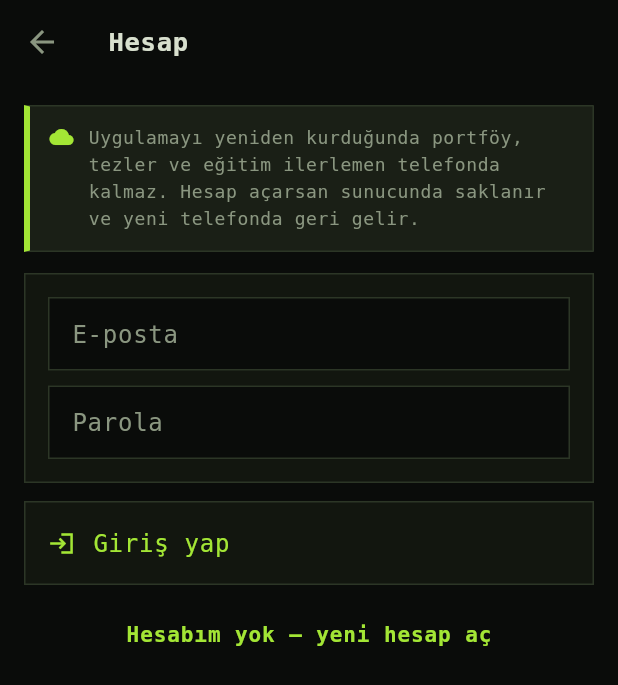
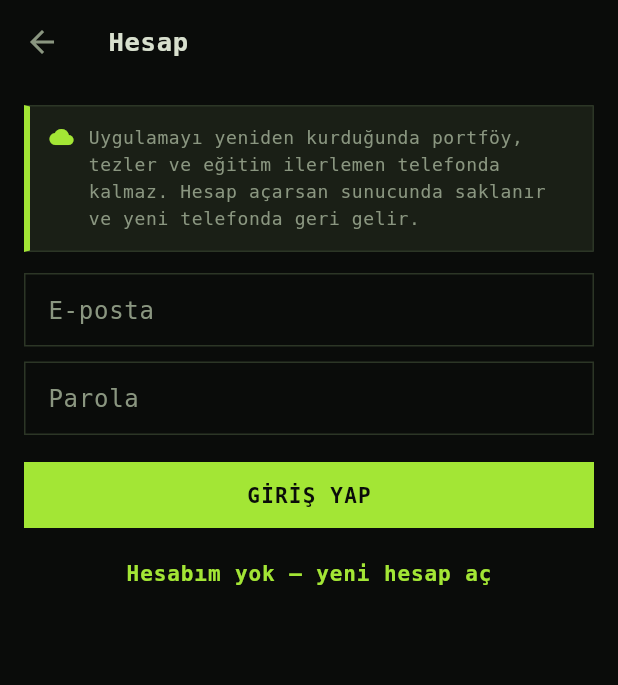
Before and after one commit to BurakGGGG/midas_analist, a Flutter app: the HesapEkran screen opened directly, on a phone screen of 412 x 824 dp. Shown: the top 685 px of the screen. Run offline on Flutter 3.47's test engine with Material 3 defaults, Android fonts, the phone set to English and light mode, and no system bars; our stand-ins replace fl_chart, shared_preferences; accounts and stored records are empty; network calls fail.

Commit message:
UI turu: sonradan eklenen üç ekran tasarım sistemine uyduruldu
Ekranlar koddan değil ÇİZDİRİLEREK gözden geçirildi — görsel koşuma
Sözlük, Hesap ve PIN eklendi. Üçü de yazılmıştı ama hiç bakılmamıştı ve
bakınca aynı sistemik hata çıktı.

KÖK SEBEP: temada tam bir düğme hiyerarşisi tanımlı (FilledButton dolu,
OutlinedButton çerçeveli, TextButton düz) ama üç ekranın hiçbiri
kullanmamış; eylemleri Kutu satırı olarak çizmişler. Sonuç: "Giriş yap"
sola dayalı bir liste satırı gibi görünüyordu ve ana eylem olduğu belli
olmuyordu.

HESAP
- Birincil eylem tam genişlikte dolu düğme oldu.
- Yedekleme ekranında hiyerarşi kuruldu: yedekle dolu, geri yükle
  çerçeveli, çıkış düz.
- Form alanları Kutu içindeydi; kutunun kenarlığı ile alanın kenarlığı
  iç içe iki çerçeve yapıyordu. Dış kutu kaldırıldı.

PIN
- Noktalar zeminden ayırt edilemiyordu. Ekranın TEK geri bildirimi onlar:
  16->20 px, kenarlık cizgi -> cizgiParlak.
- Tuş takımı dikey ortadaydı; başparmağın ulaşamayacağı yükseklikte,
  altta koca boşluk. Aşağı alındı.
- "PIN'i unuttum" kalın fosfordu ve tuş takımıyla yarışıyordu; kaçış
  yolu olduğu için soluk renge çekildi.
- İlk denemede fazla düzeltildi: Expanded içindeki kaydırma görünümü tüm
  boyu kaplayıp içeriği yukarı yapıştırdı. Center ile sarıldı.

SÖZLÜK
- Bölüm başlıkları uygulamanın Baslik bileşenini kullanmıyordu; her yerde
  olan fosfor aksan çubuğu burada yoktu. Baslik'e geçildi.
- Arama ipucu taşıyordu, kısaltıldı.

Üç özel widget silindi (_Dugme, _alan, _BolumBasligi): üçü de tasarım
sisteminde zaten var olan şeyin kötü kopyasıydı.

Görsel koşuma eklenen üç ekran kalıcı: bir sonraki ekranda aynı hatayı
tekrarlamamak için gözle bakılabilir bir referans lazımdı.
  flutter test --update-goldens --run-skipped --tags gorunum

Co-Authored-By: Claude Opus 5 <noreply@anthropic.com>
Claude-Session: https://claude.ai/code/session_01XA2h5nd74m1wMykW6345gA

```diff
--- a/mobil/lib/ekran/hesap.dart
+++ b/mobil/lib/ekran/hesap.dart
@@ -166,14 +166,34 @@ class _HesapDurum extends State<HesapEkran> {
           ikon: Icons.cloud_done_sharp, renk: sem.aksan,
         ),
         const SizedBox(height: 14),
-        _Dugme('Şimdi yedekle', Icons.cloud_upload_sharp,
-            _mesgul ? null : _yedekle),
+        // Düğme hiyerarşisi temadan geliyor: dolu = birincil eylem,
+        // çerçeveli = ikincil, düz = geri dönüşü olan/kaçış. Önceden üçü
+        // de aynı kutu satırıydı ve hangisinin ana eylem olduğu
+        // görünmüyordu.
+        SizedBox(
+          width: double.infinity,
+          child: FilledButton.icon(
+            onPressed: _mesgul ? null : _yedekle,
+            icon: const Icon(Icons.cloud_upload_sharp, size: 18),
+            label: const Text('ŞİMDİ YEDEKLE'),
+          ),
+        ),
         const SizedBox(height: 9),
-        _Dugme('Buluttan geri yükle', Icons.cloud_download_sharp,
-            _mesgul ? null : _geriYukle),
-        const SizedBox(height: 9),
-        _Dugme('Çıkış yap', Icons.logout_sharp,
-            _mesgul ? null : () => _calistir(hesap.cikis)),
+        SizedBox(
+          width: double.infinity,
+          child: OutlinedButton.icon(
+            onPressed: _mesgul ? null : _geriYukle,
+            icon: const Icon(Icons.cloud_download_sharp, size: 18),
+            label: const Text('BULUTTAN GERİ YÜKLE'),
+          ),
+        ),
+        const SizedBox(height: 4),
+        Center(
+          child: TextButton(
+            onPressed: _mesgul ? null : () => _calistir(hesap.cikis),
+            child: const Text('Çıkış yap'),
+          ),
+        ),
         const SizedBox(height: 18),
         Text(
           'Yedeklenenler: portföy, tezler, karar defteri, sermaye defteri, '
@@ -197,35 +217,37 @@ class _HesapDurum extends State<HesapEkran> {
           ikon: Icons.cloud_sharp, renk: sem.aksan,
         ),
         const SizedBox(height: 14),
-        Kutu(
-          child: Column(
-            children: [
+        // Alanlar Kutu İÇİNDE değil: kutunun kendi kenarlığı ile alanın
+        // kenarlığı iç içe iki çerçeve yapıyordu ve form gereğinden ağır
+        // görünüyordu.
         TextField(
           controller: _eposta,
           keyboardType: TextInputType.emailAddress,
           autocorrect: false,
           style: Theme.of(c).textTheme.bodyMedium,
-                decoration: _alan('E-posta'),
+          decoration: const InputDecoration(labelText: 'E-posta'),
         ),
         const SizedBox(height: 10),
         TextField(
           controller: _parola,
           obscureText: true,
           style: Theme.of(c).textTheme.bodyMedium,
-                decoration: _alan(_kayitModu
-                    ? 'Parola (en az 8 karakter)'
-                    : 'Parola'),
+          decoration: InputDecoration(
+              labelText:
+                  _kayitModu ? 'Parola (en az 8 karakter)' : 'Parola'),
           onSubmitted: (_) => _mesgul ? null : _girisYap(),
         ),
-            ],
+        const SizedBox(height: 16),
+        SizedBox(
+          width: double.infinity,
+          child: FilledButton(
+            onPressed: _mesgul ? null : _girisYap,
+            child: Text(_kayitModu ? 'HESAP AÇ' : 'GİRİŞ YAP'),
           ),
         ),
-        const SizedBox(height: 12),
-        _Dugme(_kayitModu ? 'Hesap aç' : 'Giriş yap',
-            _kayitModu ? Icons.person_add_sharp : Icons.login_sharp,
-            _mesgul ? null : _girisYap, vurgulu: true),
-        const SizedBox(height: 9),
-        TextButton(
+        const SizedBox(height: 4),
+        Center(
+          child: TextButton(
             onPressed: _mesgul
                 ? null
                 : () => setState(() { _kayitModu = !_kayitModu; _hata = null; }),
@@ -233,16 +255,8 @@ class _HesapDurum extends State<HesapEkran> {
                 ? 'Zaten hesabım var — giriş yap'
                 : 'Hesabım yok — yeni hesap aç'),
           ),
+        ),
       ];
-
-  InputDecoration _alan(String etiket) => InputDecoration(
-        labelText: etiket,
-        isDense: true,
-        border: const OutlineInputBorder(
-            borderRadius: kose, borderSide: BorderSide(color: Renk.cizgi)),
-        enabledBorder: const OutlineInputBorder(
-            borderRadius: kose, borderSide: BorderSide(color: Renk.cizgi)),
-      );
 
   static String _zaman(String? iso) {
     if (iso == null || iso.isEmpty) return 'henüz yok';
@@ -250,31 +264,6 @@ class _HesapDurum extends State<HesapEkran> {
     if (t == null) return iso;
     String i(int n) => n.toString().padLeft(2, '0');
     return '${i(t.day)}.${i(t.month)}.${t.year}  ${i(t.hour)}:${i(t.minute)}';
-  }
-}
-
-class _Dugme extends StatelessWidget {
-  final String metin;
-  final IconData ikon;
-  final VoidCallback? tikla;
-  final bool vurgulu;
-  const _Dugme(this.metin, this.ikon, this.tikla, {this.vurgulu = false});
-
-  @override
-  Widget build(BuildContext c) {
-    final sem = Sem(c);
-    final renk = tikla == null
-        ? Renk.metinSonuk
-        : (vurgulu ? sem.aksan : Renk.metin);
-    return Kutu(
-      tikla: tikla,
-      child: Row(children: [
-        Icon(ikon, size: 18, color: renk),
-        const SizedBox(width: 12),
-        Text(metin,
-            style: Theme.of(c).textTheme.bodyLarge?.copyWith(color: renk)),
-      ]),
-    );
   }
 }
 
```
Also changed, not shown: mobil/lib/ekran/kilit.dart (+31 -10 lines), mobil/lib/ekran/sozluk.dart (+31 -48 lines), 4 other files. Lines whose indentation alone changed are shown as unchanged.
